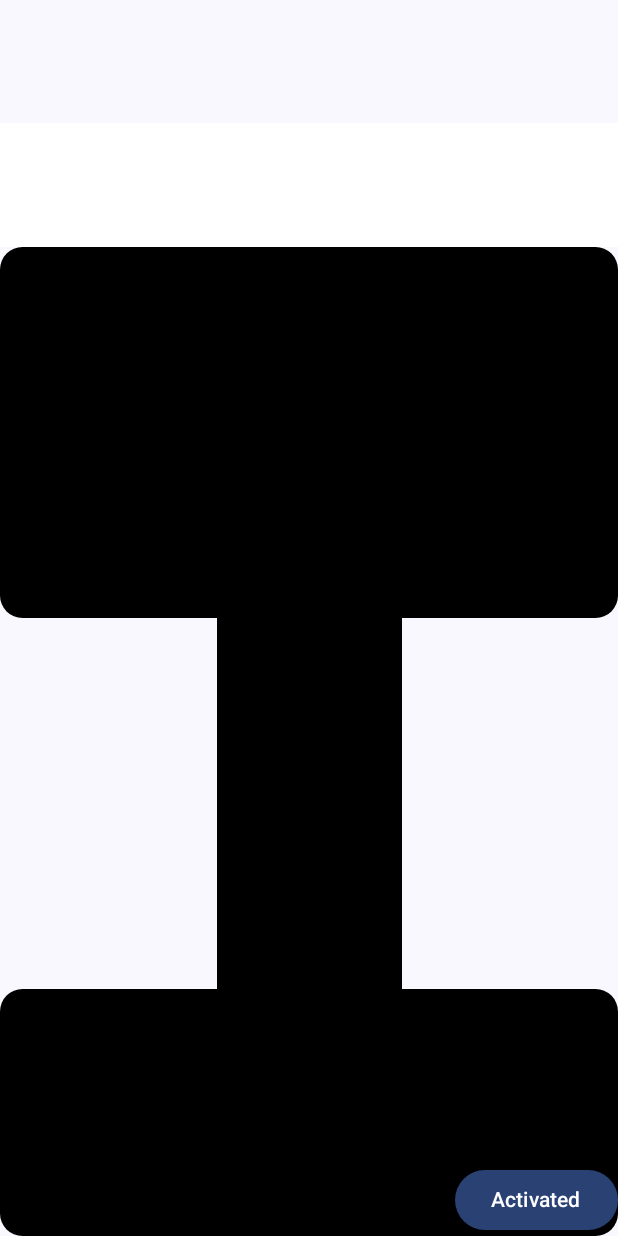
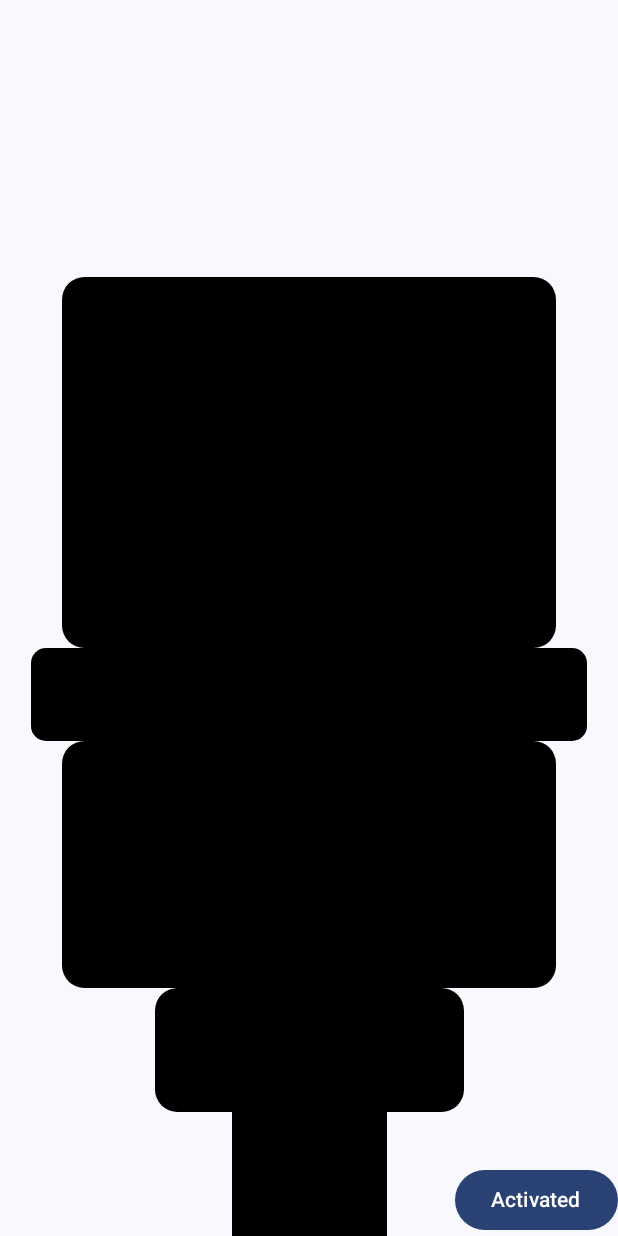
Before and after one commit to BrianGiannini/worms-attractor-android, an Android app built with Jetpack Compose: the screen it shows after launch (MainActivity), on a phone screen of 412 x 824 dp. Run offline under Robolectric (Android 15) with nearby library versions, the phone set to English and light mode, and no system bars.

Commit message:
enhance thumper UI and animation

```diff
--- a/app/src/main/java/dev/sangui/bigwormsattractor/view/SandWormScreen.kt
+++ b/app/src/main/java/dev/sangui/bigwormsattractor/view/SandWormScreen.kt
@@ -33,19 +33,21 @@ private val sandWormViewModel: SandWormViewModel by inject(SandWormViewModel::cl
 @Composable
 fun SandWormScreen() {
     var isOpened by remember {
-        mutableStateOf(true)
+        mutableStateOf(false)
     }
 
     BoxWithConstraints(
-        Modifier
-            .fillMaxHeight()
+        Modifier.fillMaxHeight()
     ) {
-        val maxHeight = maxHeight
-        val tubeHeight = maxHeight * 0.3f
+        val maxHeightSize = maxHeight
+        val maxWidthSize = maxWidth
+        val tubeHeight = maxHeightSize * 0.2f
 
         Box(
-            modifier = Modifier.fillMaxSize(),
-            contentAlignment = Alignment.BottomEnd,
+            modifier = Modifier
+                .fillMaxSize()
+                .padding(horizontal = 10.dp),
+            contentAlignment = Alignment.BottomCenter,
         ) {
 
             Column {
@@ -55,16 +57,10 @@ fun SandWormScreen() {
 
                 Spacer(
                     modifier = Modifier
-                        .fillMaxWidth()
-                        .height(maxHeight * 0.1f)
-                        .background(color = Color.White),
-                )
-
-                Spacer(
-                    modifier = Modifier
+                        .width(maxWidthSize * 0.8f)
                         .clip(RoundedCornerShape(15.dp))
-                        .fillMaxWidth()
-                        .height(maxHeight * 0.3f)
+                        .align(Alignment.CenterHorizontally)
+                        .height(maxHeightSize * 0.3f)
                         .background(color = Color.Black),
                 )
 
@@ -72,15 +68,42 @@ fun SandWormScreen() {
                     modifier = Modifier
                         .background(color = Color.Black)
                         .height(variableHeightTube)
-                        .width(maxHeight * 0.15f)
+                        .width(maxWidthSize * 0.3f)
                         .align(Alignment.CenterHorizontally),
                 )
 
                 Spacer(
                     modifier = Modifier
+                        .align(Alignment.CenterHorizontally)
+                        .clip(RoundedCornerShape(10.dp))
+                        .width(maxWidthSize * 0.90f)
+                        .height(maxHeightSize * 0.075f)
+                        .background(color = Color.Black),
+                )
+
+                Spacer(
+                    modifier = Modifier
                         .clip(RoundedCornerShape(15.dp))
-                        .fillMaxWidth()
-                        .height(maxHeight * 0.2f)
+                        .width(maxWidthSize * 0.8f)
+                        .height(maxHeightSize * 0.20f)
+                        .align(Alignment.CenterHorizontally)
+                        .background(color = Color.Black),
+                )
+
+                Spacer(
+                    modifier = Modifier
+                        .clip(RoundedCornerShape(15.dp))
+                        .width(maxWidthSize * 0.5f)
+                        .height(maxHeightSize * 0.10f)
+                        .align(Alignment.CenterHorizontally)
+                        .background(color = Color.Black),
+                )
+
+                Spacer(
+                    modifier = Modifier
+                        .width(maxWidthSize * 0.25f)
+                        .height(maxHeightSize * 0.1f)
+                        .align(Alignment.CenterHorizontally)
                         .background(color = Color.Black),
                 )
             }
```
